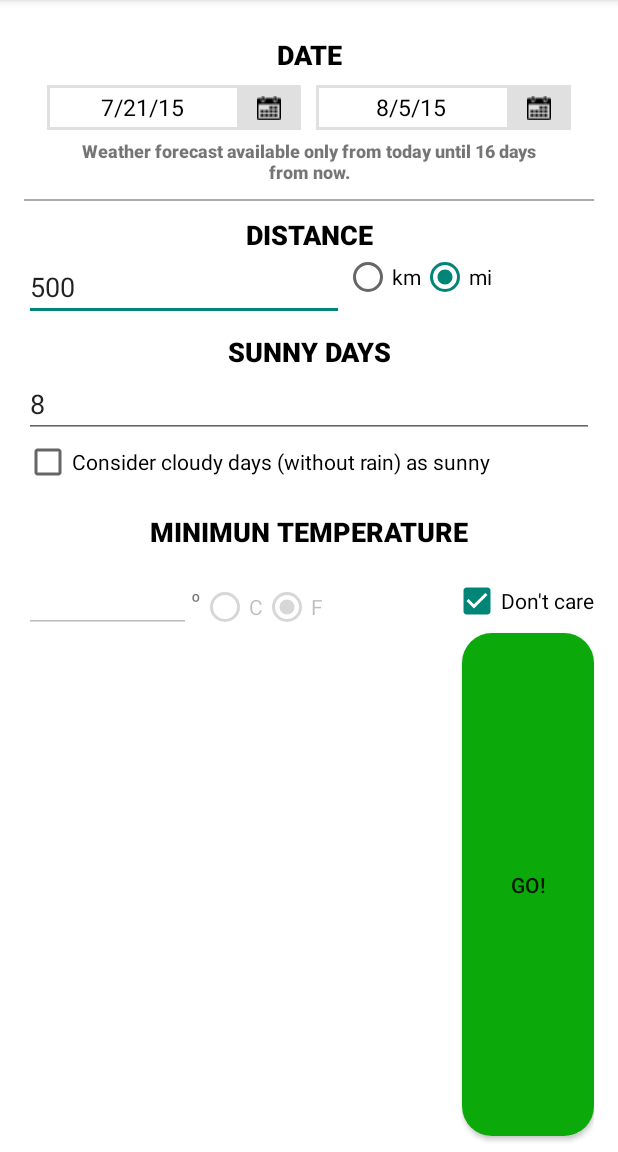
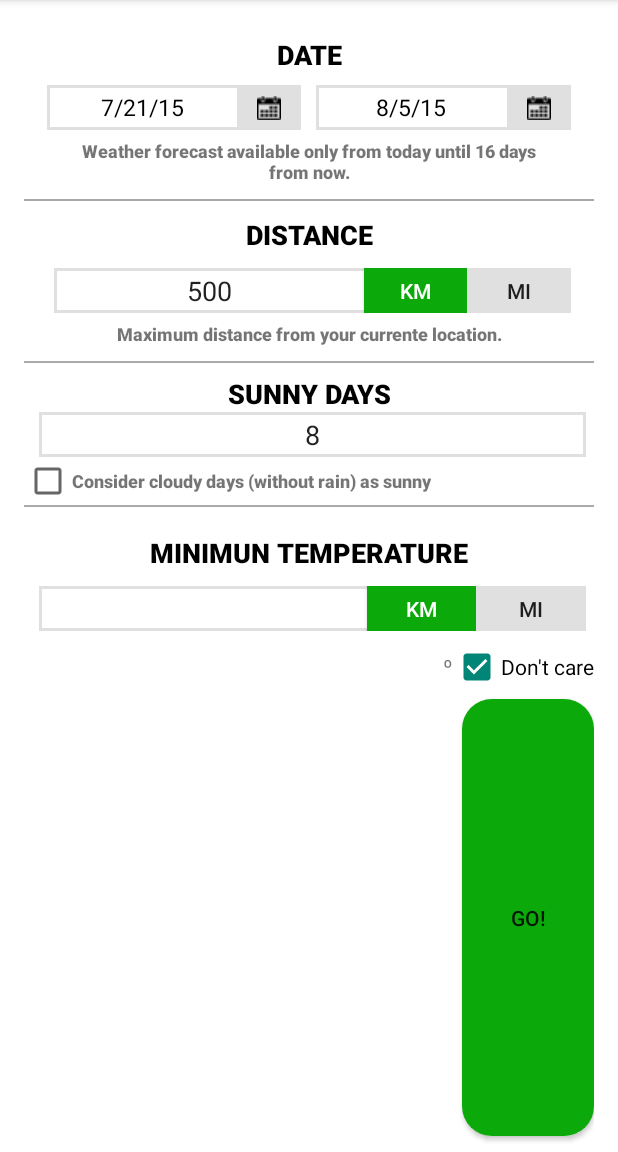
Before and after one commit to itamarborges/ots, an Android app: the FiltersActivity screen opened directly, with no data from a screen before it, on a phone screen of 412 x 824 dp, the part 84-1236 px from its top. Run offline under Robolectric (Android 15) with nearby library versions, the phone set to English and light mode, and no system bars; our stand-ins replace AdMob; 1 statement that could not run was skipped.

Commit message:
Ajustes tela de filtro

```diff
--- a/app/src/main/res/layout/activity_filters.xml
+++ b/app/src/main/res/layout/activity_filters.xml
@@ -103,7 +103,7 @@
 
 
         <TextView
-        android:layout_width="wrap_content"
+        android:layout_width="fill_parent"
         android:layout_height="wrap_content"
         android:text="@string/help_date_period"
         android:id="@+id/textViewHelpDatePeriod"
@@ -113,9 +113,10 @@
         android:gravity="center_vertical|center_horizontal"
         android:paddingLeft="20dp"
         android:paddingRight="20dp"
-            android:paddingTop="5dp"
-            android:paddingBottom="10dp" />
-    </LinearLayout>
+        android:paddingTop="5dp"
+        android:paddingBottom="10dp" />
+
+     </LinearLayout>
     <View
         android:layout_width="fill_parent"
         android:layout_height="1dp"
@@ -128,9 +129,11 @@
         android:layout_width="fill_parent"
         android:layout_height="wrap_content"
         android:paddingTop="10dp"
+        android:id="@+id/linearLayoutDistance"
+        android:layout_below="@+id/separator"
         android:orientation="vertical"
-        android:id="@+id/linearLayoutDistance"
-        android:layout_below="@+id/separator">
+        android:paddingLeft="10dp"
+        android:paddingRight="10dp">
 
         <TextView
             android:layout_width="fill_parent"
@@ -139,24 +142,59 @@
             android:id="@+id/textViewMaxDistance"
             android:textStyle="bold"
             android:textAppearance="@style/titleTextView"
-            android:gravity="center_vertical|center_horizontal" />
+            android:gravity="center_vertical|center_horizontal"
+            android:paddingBottom="10dp" />
         <LinearLayout
             android:layout_width="fill_parent"
-            android:layout_height="wrap_content"
-            android:orientation="horizontal">
+            android:layout_height="30dp"
+            android:orientation="horizontal"
+            android:background="@drawable/border_gray"
+            android:layout_marginLeft="10dp"
+            android:layout_marginRight="5dp"
+            android:gravity="right">
+
+            <LinearLayout
+                android:layout_width="0dp"
+                android:layout_weight="6"
+                android:layout_height="fill_parent"
+                android:layout_gravity="center|bottom"
+                android:gravity="bottom">
 
         <EditText
-            android:layout_width="wrap_content"
-            android:layout_height="wrap_content"
+            android:layout_width="fill_parent"
+            android:layout_height="fill_parent"
             android:inputType="number"
             android:ems="10"
-            android:id="@+id/editTextMaxDistance" />
+            android:id="@+id/editTextMaxDistance"
+            android:background="@null"
+            android:layout_gravity="center"
+            android:gravity="center_vertical|center_horizontal" />
 
-        <RadioGroup
+            </LinearLayout>
+
+            <Button
+                android:layout_width="0dp"
+                android:layout_weight="2"
+                android:layout_height="fill_parent"
+                android:text="@string/km"
+                android:id="@+id/btnKm"
+                android:background="@color/ots_green"
+                android:textColor="@color/pure_white" />
+
+            <Button
+                android:layout_width="0dp"
+                android:layout_weight="2"
+                android:layout_height="fill_parent"
+                android:text="@string/mi"
+                android:id="@+id/btnMi"
+                android:background="#E0E0E0" />
+
+            <RadioGroup
             android:id="@+id/radioGroupDistance"
             android:layout_width="wrap_content"
             android:layout_height="wrap_content"
-            android:orientation="horizontal" >
+            android:orientation="horizontal"
+                android:visibility="gone">
 
             <RadioButton
                 android:layout_width="wrap_content"
@@ -171,9 +209,30 @@
                 android:text="@string/miles"
                 android:id="@+id/radioButtonMiles" />
         </RadioGroup>
+
         </LinearLayout>
+        <TextView
+            android:layout_width="fill_parent"
+            android:layout_height="wrap_content"
+            android:text="@string/help_distance"
+            android:id="@+id/helpTextView"
+            android:textAppearance="@style/subtitleTextView"
+            android:layout_alignParentLeft="true"
+            android:layout_centerHorizontal="true"
+            android:gravity="center_vertical|center_horizontal"
+            android:paddingLeft="20dp"
+            android:paddingRight="20dp"
+            android:paddingTop="5dp"
+            android:paddingBottom="10dp" />
     </LinearLayout>
 
+    <View
+        android:layout_width="fill_parent"
+        android:layout_height="1dp"
+        android:id="@+id/separator2"
+        android:visibility="visible"
+        android:background="@android:color/darker_gray"
+        android:layout_below="@+id/linearLayoutDistance" />
     <!-- Dias bons -->
     <LinearLayout
         android:layout_width="fill_parent"
@@ -181,7 +240,7 @@
         android:paddingTop="8dp"
         android:orientation="vertical"
         android:id="@+id/linearLayoutSunnyDays"
-        android:layout_below="@+id/linearLayoutDistance">
+        android:layout_below="@+id/separator2">
 
         <TextView
             android:layout_width="fill_parent"
@@ -192,13 +251,26 @@
             android:textAlignment="center"
             android:gravity="center_vertical|center_horizontal" />
 
+    <LinearLayout
+        android:layout_width="fill_parent"
+        android:layout_height="30dp"
+        android:orientation="horizontal"
+        android:background="@drawable/border_gray"
+        android:layout_marginLeft="10dp"
+        android:layout_marginRight="5dp"
+        android:gravity="right">
+
         <EditText
             android:layout_width="fill_parent"
-            android:layout_height="wrap_content"
+            android:layout_height="fill_parent"
             android:inputType="number"
             android:ems="10"
-            android:id="@+id/editTextQtySunnyDays" />
+            android:id="@+id/editTextQtySunnyDays"
+            android:background="@null"
+            android:layout_gravity="center"
+            android:gravity="center_vertical|center_horizontal" />
 
+    </LinearLayout>
 
         <!-- Considerar apenas dias sem chuva-->
         <LinearLayout
@@ -213,11 +285,18 @@
                 android:text="@string/days_without_rain"
                 android:id="@+id/checkBoxDaysWithoutRain"
                 android:focusable="false"
-                android:focusableInTouchMode="false" />
+                android:focusableInTouchMode="false"
+                style="@style/subtitleTextView" />
         </LinearLayout>
     </LinearLayout>
 
-
+    <View
+        android:layout_width="fill_parent"
+        android:layout_height="1dp"
+        android:id="@+id/separator3"
+        android:visibility="visible"
+        android:background="@android:color/darker_gray"
+        android:layout_below="@+id/linearLayoutSunnyDays" />
     <!-- Temperatura -->
 
     <LinearLayout
@@ -226,7 +305,7 @@
         android:paddingTop="8dp"
         android:orientation="vertical"
         android:id="@+id/linearLayoutTemperature"
-        android:layout_below="@+id/linearLayoutSunnyDays">
+        android:layout_below="@+id/separator3">
 
         <TextView
             android:layout_width="fill_parent"
@@ -240,6 +319,73 @@
             android:elegantTextHeight="false"
             android:gravity="center_vertical|center_horizontal"
             android:textAppearance="@style/titleTextView" />
+
+        <LinearLayout
+            android:layout_width="fill_parent"
+            android:layout_height="30dp"
+            android:orientation="horizontal"
+            android:background="@drawable/border_gray"
+            android:layout_marginLeft="10dp"
+            android:layout_marginRight="5dp"
+            android:gravity="right" >
+
+            <LinearLayout
+                android:layout_width="0dp"
+                android:layout_weight="6"
+                android:layout_height="fill_parent"
+                android:layout_gravity="center|bottom"
+                android:gravity="bottom" >
+
+                <EditText
+                    android:layout_width="fill_parent"
+                    android:layout_height="fill_parent"
+                    android:inputType="number"
+                    android:ems="10"
+                    android:id="@+id/editText"
+                    android:background="@null"
+                    android:layout_gravity="center"
+                    android:gravity="center_vertical|center_horizontal" />
+            </LinearLayout>
+
+            <Button
+                android:layout_width="0dp"
+                android:layout_weight="2"
+                android:layout_height="fill_parent"
+                android:text="@string/km"
+                android:id="@+id/button"
+                android:background="@color/ots_green"
+                android:textColor="@color/pure_white" />
+
+            <Button
+                android:layout_width="0dp"
+                android:layout_weight="2"
+                android:layout_height="fill_parent"
+                android:text="@string/mi"
+                android:id="@+id/button2"
+                android:background="#E0E0E0" />
+
+            <RadioGroup
+                android:id="@+id/radioGroup"
+                android:layout_width="wrap_content"
+                android:layout_height="wrap_content"
+                android:orientation="horizontal"
+                android:visibility="gone" >
+
+                <RadioButton
+                    android:layout_width="wrap_content"
+                    android:layout_height="wrap_content"
+                    android:text="@string/kilometers"
+                    android:id="@+id/radioButton"
+                    android:layout_centerVertical="true" />
+
+                <RadioButton
+                    android:layout_width="wrap_content"
+                    android:layout_height="wrap_content"
+                    android:text="@string/miles"
+                    android:id="@+id/radioButton2" />
+            </RadioGroup>
+        </LinearLayout>
+
         <LinearLayout
             android:layout_width="fill_parent"
             android:layout_height="wrap_content"
@@ -253,7 +399,7 @@
             android:ems="10"
             android:id="@+id/editTextMinTemperature"
             android:imeOptions="actionDone"
-            />
+            android:visibility="invisible" />
 
         <TextView
             android:layout_width="wrap_content"
@@ -267,7 +413,8 @@
             android:layout_height="wrap_content"
             android:layout_weight="3"
             android:orientation="horizontal"
-            android:layout_marginTop="12dp" >
+            android:layout_marginTop="12dp"
+            android:visibility="gone">
 
             <RadioButton
                 android:layout_width="wrap_content"
--- a/app/src/main/res/values/strings.xml
+++ b/app/src/main/res/values/strings.xml
@@ -54,6 +54,7 @@
     <string name="help_date_period">Weather forecast available only from today until 16 days from now.</string>
     <string name="here_the_sun_shines">Here the sun will shine</string>
     <string name="historic">Historic</string>
+    <string name="help_distance">Maximum distance from your currente location.</string>
 
     <!-- I -->
     <string name="internet_is_down">Your internet connection still seems to be down. Please, try again.</string>
@@ -64,6 +65,7 @@
 
     <!-- K -->
     <string name="kilometers">km</string>
+    <string name="km" translatable="false">KM</string>
 
     <!-- L -->
     <string name="location_found">Your location was determined successfully.</string>
@@ -79,6 +81,7 @@
     <string name="max_distance">DISTANCE</string>
     <string name="miles">mi</string>
     <string name="min_temperature">MINIMUN TEMPERATURE</string>
+    <string name="mi" translatable="false">MI</string>
 
     <!-- N -->
     <string name="next">Next</string>
@@ -123,6 +126,7 @@
     <!-- W -->
     <string name="where_am_i">Where am I ?</string>
 
+
     <!-- X -->
 
 
```
Also changed, not shown: 1 other file.
